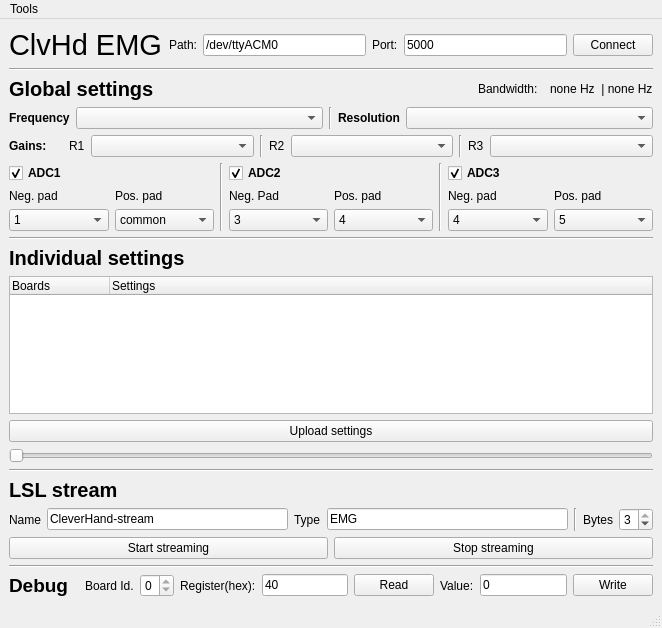
Aightech/Cleverhand-configGUI, file forms/mainwindow.ui: the form before one commit.
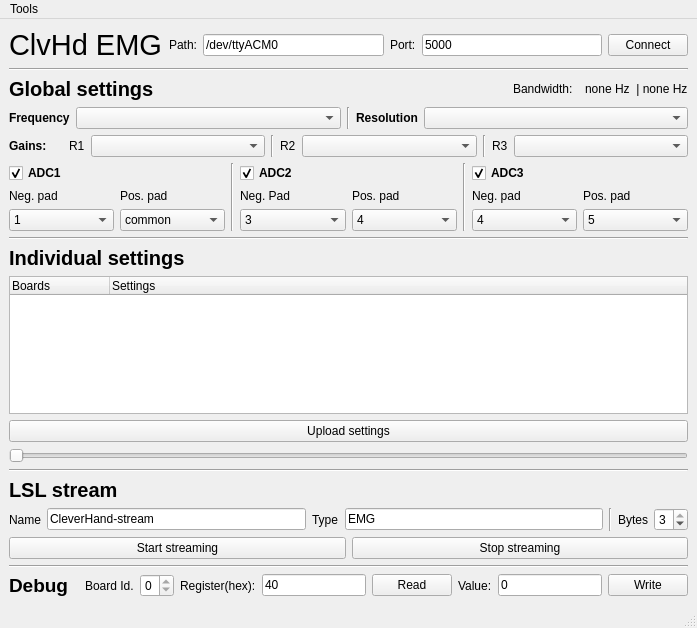
The form after the commit.

```diff
--- a/forms/mainwindow.ui
+++ b/forms/mainwindow.ui
@@ -6,7 +6,7 @@
    <rect>
     <x>0</x>
     <y>0</y>
-    <width>662</width>
+    <width>697</width>
     <height>628</height>
    </rect>
   </property>
@@ -970,7 +970,7 @@
     <rect>
      <x>0</x>
      <y>0</y>
-     <width>662</width>
+     <width>697</width>
      <height>22</height>
     </rect>
    </property>
```
Left out of the diff: 6 changed lines with no effect on the pictures.
